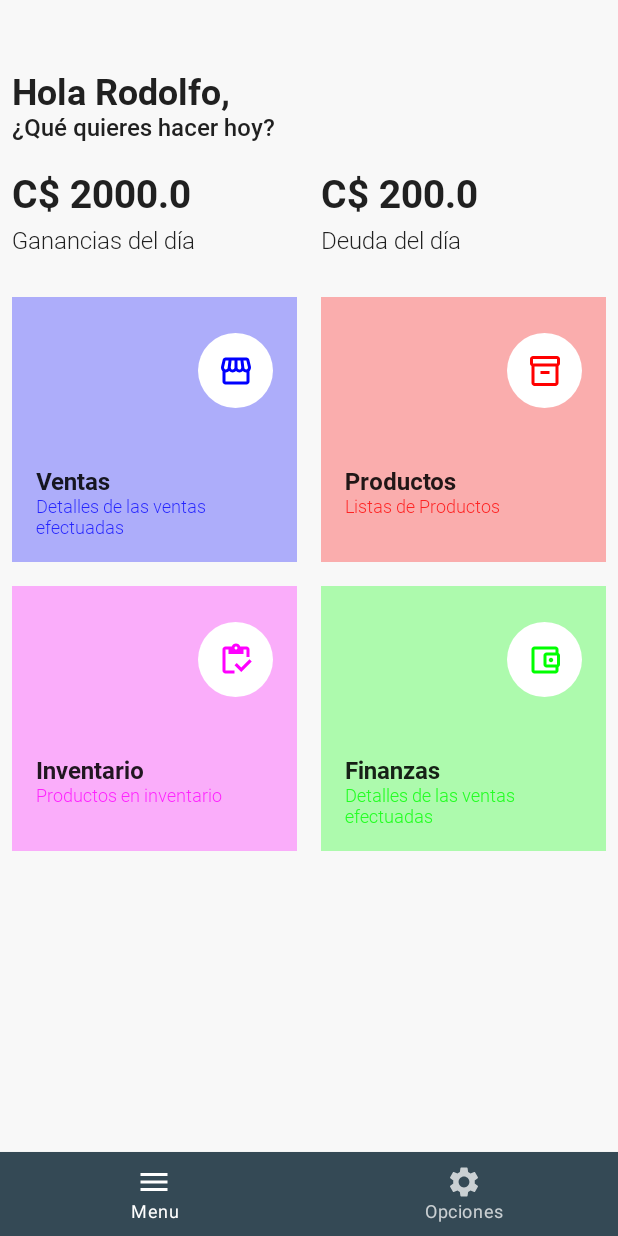
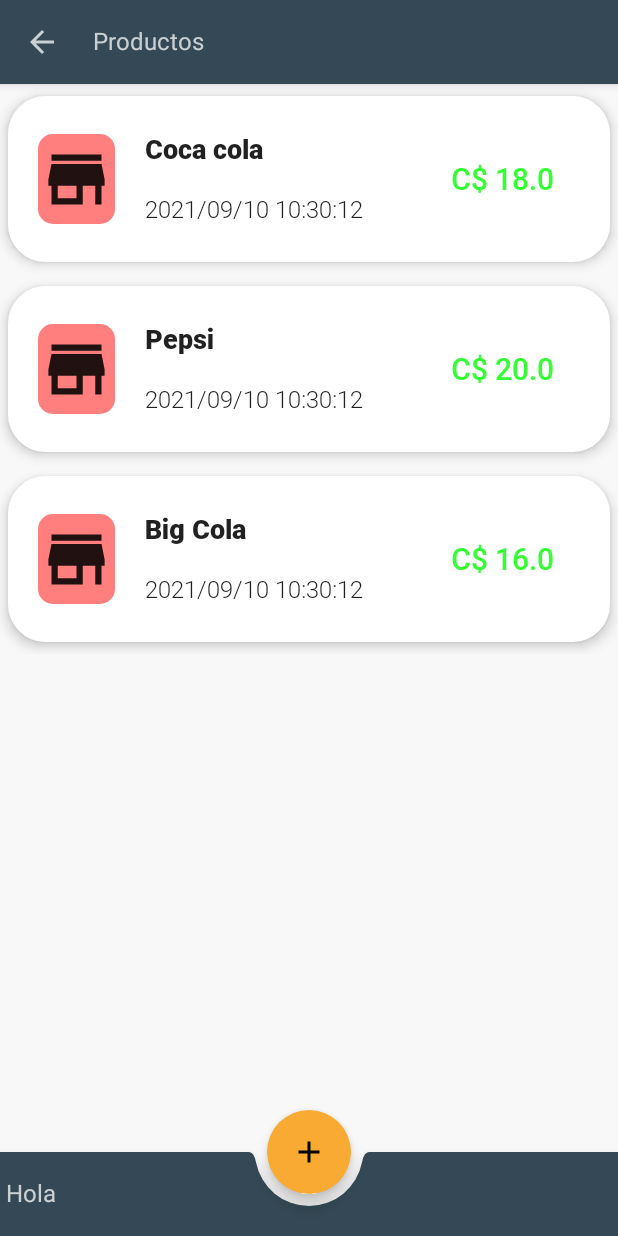
Before and after one commit to rag2310/MyPocketShop, an Android app built with Jetpack Compose: the screen it shows after launch (MainActivity), after a tap on "Productos", on a phone screen of 412 x 824 dp. Run offline under Robolectric (Android 15) with nearby library versions, the phone set to English and light mode, and no system bars; our stand-ins replace Dagger/Hilt's generated code, Room's generated code, livedata-compose.

Commit message:
Agregada la lista de proeuctos, ahora se agregara nuevos productos

```diff
--- a/app/src/main/AndroidManifest.xml
+++ b/app/src/main/AndroidManifest.xml
@@ -3,6 +3,7 @@
     package="com.rago.mypocketshop">
 
     <application
+        android:name=".MyPocketShopApplication"
         android:allowBackup="true"
         android:icon="@mipmap/ic_launcher"
         android:label="@string/app_name"
--- a/app/src/main/java/com/rago/mypocketshop/MainActivity.kt
+++ b/app/src/main/java/com/rago/mypocketshop/MainActivity.kt
@@ -3,16 +3,21 @@ package com.rago.mypocketshop
 import android.os.Bundle
 import androidx.activity.ComponentActivity
 import androidx.activity.compose.setContent
+import androidx.hilt.navigation.compose.hiltViewModel
 import androidx.navigation.compose.NavHost
 import androidx.navigation.compose.composable
 import androidx.navigation.compose.rememberNavController
 import com.rago.mypocketshop.ui.components.BottomBarLayout
 import com.rago.mypocketshop.ui.components.MainLayout
 import com.rago.mypocketshop.ui.screen.menu.MenuScreen
+import com.rago.mypocketshop.ui.screen.products.ProductsScreen
+import com.rago.mypocketshop.ui.screen.products.ProductsViewModel
 import com.rago.mypocketshop.ui.screen.settings.SettingsScreen
 import com.rago.mypocketshop.ui.screen.splash.SplashScreen
 import com.rago.mypocketshop.ui.utils.Screens
+import dagger.hilt.android.AndroidEntryPoint
 
+@AndroidEntryPoint
 class MainActivity : ComponentActivity() {
     override fun onCreate(savedInstanceState: Bundle?) {
         super.onCreate(savedInstanceState)
@@ -36,6 +41,13 @@ class MainActivity : ComponentActivity() {
                         SettingsScreen(navController = navController)
                     }
                 }
+
+                composable(route = Screens.Products.route) {
+                    val viewModel = hiltViewModel<ProductsViewModel>()
+                    MainLayout {
+                        ProductsScreen(navController = navController,viewModel = viewModel)
+                    }
+                }
             }
 
         }
--- /dev/null
+++ b/app/src/main/java/com/rago/mypocketshop/MyPocketShopApplication.kt
@@ -0,0 +1,7 @@
+package com.rago.mypocketshop
+
+import android.app.Application
+import dagger.hilt.android.HiltAndroidApp
+
+@HiltAndroidApp
+class MyPocketShopApplication : Application()
--- /dev/null
+++ b/app/src/main/java/com/rago/mypocketshop/data/database/AppDatabase.kt
@@ -0,0 +1,14 @@
+package com.rago.mypocketshop.data.database
+
+import androidx.room.Database
+import androidx.room.RoomDatabase
+import androidx.room.TypeConverters
+import com.rago.mypocketshop.data.database.converters.Converters
+import com.rago.mypocketshop.data.database.dao.ProductsDao
+import com.rago.mypocketshop.data.model.Products
+
+@Database(version = 1, entities = [Products::class])
+@TypeConverters(Converters::class)
+abstract class AppDatabase : RoomDatabase() {
+    abstract fun productsDao(): ProductsDao
+}
--- /dev/null
+++ b/app/src/main/java/com/rago/mypocketshop/data/database/converters/Converters.kt
@@ -0,0 +1,16 @@
+package com.rago.mypocketshop.data.database.converters
+
+import androidx.room.TypeConverter
+import java.util.*
+
+class Converters {
+    @TypeConverter
+    fun fromTimestamp(value: Long?): Date? {
+        return value?.let { Date(it) }
+    }
+
+    @TypeConverter
+    fun dateToTimestamp(date: Date?): Long? {
+        return date?.time?.toLong()
+    }
+}
--- /dev/null
+++ b/app/src/main/java/com/rago/mypocketshop/data/database/dao/ProductsDao.kt
@@ -0,0 +1,21 @@
+package com.rago.mypocketshop.data.database.dao
+
+import androidx.room.*
+import com.rago.mypocketshop.data.model.Products
+import kotlinx.coroutines.flow.Flow
+
+@Dao
+interface ProductsDao {
+
+    @Query("SELECT * FROM PRODUCTS")
+    fun getAll(): Flow<List<Products>>
+
+    @Insert(onConflict = OnConflictStrategy.REPLACE)
+    fun insertAll(vararg products: Products)
+
+    @Update
+    fun update(products: Products)
+
+    @Delete
+    fun delete(products: Products)
+}
--- /dev/null
+++ b/app/src/main/java/com/rago/mypocketshop/data/database/repository/ProductsRepository.kt
@@ -0,0 +1,27 @@
+package com.rago.mypocketshop.data.database.repository
+
+import androidx.annotation.WorkerThread
+import com.rago.mypocketshop.data.database.dao.ProductsDao
+import com.rago.mypocketshop.data.model.Products
+import kotlinx.coroutines.flow.Flow
+import javax.inject.Inject
+
+class ProductsRepository @Inject constructor(private val productsDao: ProductsDao) {
+
+    val allProducts: Flow<List<Products>> = productsDao.getAll()
+
+    @WorkerThread
+    suspend fun insert(products: Products) {
+        productsDao.insertAll(products)
+    }
+
+    @WorkerThread
+    suspend fun delete(products: Products) {
+        productsDao.delete(products)
+    }
+
+    @WorkerThread
+    suspend fun update(products: Products) {
+        productsDao.update(products)
+    }
+}
--- /dev/null
+++ b/app/src/main/java/com/rago/mypocketshop/data/model/Products.kt
@@ -0,0 +1,23 @@
+package com.rago.mypocketshop.data.model
+
+import androidx.room.ColumnInfo
+import androidx.room.Entity
+import androidx.room.PrimaryKey
+import java.util.*
+
+@Entity(tableName = "PRODUCTS")
+data class Products(
+
+    @PrimaryKey(autoGenerate = true)
+    @ColumnInfo(name = "ID_PRODUCT")
+    val idProduct: Long = 0L,
+
+    @ColumnInfo(name = "NAME")
+    var name: String,
+
+    @ColumnInfo(name = "PRICE")
+    var price: Double,
+
+    @ColumnInfo(name = "CREATION_DATE")
+    var creationDate: Date
+)
--- /dev/null
+++ b/app/src/main/java/com/rago/mypocketshop/di/AppModule.kt
@@ -0,0 +1,11 @@
+package com.rago.mypocketshop.di
+
+import dagger.Module
+import dagger.hilt.InstallIn
+import javax.inject.Singleton
+
+/*
+@InstallIn(Singleton::class)
+@Module
+object AppModule {
+}*/
--- /dev/null
+++ b/app/src/main/java/com/rago/mypocketshop/di/DatabaseModule.kt
@@ -0,0 +1,72 @@
+package com.rago.mypocketshop.di
+
+import android.content.Context
+import androidx.room.CoroutinesRoom
+import androidx.room.Room
+import androidx.room.RoomDatabase
+import androidx.sqlite.db.SupportSQLiteDatabase
+import com.rago.mypocketshop.data.database.AppDatabase
+import com.rago.mypocketshop.data.database.dao.ProductsDao
+import com.rago.mypocketshop.data.model.Products
+import dagger.Lazy
+import dagger.Module
+import dagger.Provides
+import dagger.hilt.InstallIn
+import dagger.hilt.android.qualifiers.ApplicationContext
+import dagger.hilt.components.SingletonComponent
+import kotlinx.coroutines.CoroutineScope
+import kotlinx.coroutines.SupervisorJob
+import kotlinx.coroutines.launch
+import java.util.*
+import javax.inject.Singleton
+
+@InstallIn(SingletonComponent::class)
+@Module
+object DatabaseModule {
+
+    @Provides
+    @Singleton
+    fun provideDatabase(
+        @ApplicationContext appContext: Context,
+        productsDaoProvider: Lazy<ProductsDao>
+    ) = Room.databaseBuilder(
+        appContext,
+        AppDatabase::class.java,
+        "MYPOCKECTSHOP.db"
+    )
+        .addCallback(
+            object : RoomDatabase.Callback() {
+                override fun onCreate(db: SupportSQLiteDatabase) {
+                    super.onCreate(db)
+                    val scope = CoroutineScope(SupervisorJob())
+                    scope.launch {
+                        val products = Products(
+                            name = "Coca cola",
+                            price = 18.0,
+                            creationDate = Calendar.getInstance().time
+                        )
+
+                        val products2 = Products(
+                            name = "Pepsi",
+                            price = 20.0,
+                            creationDate = Calendar.getInstance().time
+                        )
+
+                        val products3 = Products(
+                            name = "Big Cola",
+                            price = 16.0,
+                            creationDate = Calendar.getInstance().time
+                        )
+
+
+                        productsDaoProvider.get().insertAll(products)
+                        productsDaoProvider.get().insertAll(products2)
+                        productsDaoProvider.get().insertAll(products3)
+                    }
+                }
+            }
+        ).build()
+
+    @Provides
+    fun provideProductsDao(database: AppDatabase): ProductsDao = database.productsDao()
+}
--- /dev/null
+++ b/app/src/main/java/com/rago/mypocketshop/ui/components/ScaffoldTopBar.kt
@@ -0,0 +1,38 @@
+package com.rago.mypocketshop.ui.components
+
+import androidx.compose.foundation.layout.Row
+import androidx.compose.foundation.layout.fillMaxSize
+import androidx.compose.foundation.layout.padding
+import androidx.compose.material.*
+import androidx.compose.material.icons.Icons
+import androidx.compose.material.icons.filled.ArrowBack
+import androidx.compose.runtime.Composable
+import androidx.compose.ui.Alignment
+import androidx.compose.ui.Modifier
+import androidx.compose.ui.unit.dp
+import androidx.navigation.NavController
+import androidx.navigation.NavHostController
+
+@Composable
+fun ScaffoldTopBar(
+    title: String,
+    navController: NavController,
+    content: @Composable () -> Unit,
+) {
+    Scaffold(topBar = {
+        TopAppBar {
+            Row(
+                modifier = Modifier
+                    .fillMaxSize(),
+                verticalAlignment = Alignment.CenterVertically
+            ) {
+                IconButton(onClick = { navController.popBackStack() }) {
+                    Icon(imageVector = Icons.Filled.ArrowBack, contentDescription = null)
+                }
+                Text(title, modifier = Modifier.padding(start = 10.dp))
+            }
+        }
+    }) {
+        content()
+    }
+}
--- a/app/src/main/java/com/rago/mypocketshop/ui/screen/menu/MenuScreen.kt
+++ b/app/src/main/java/com/rago/mypocketshop/ui/screen/menu/MenuScreen.kt
@@ -19,15 +19,15 @@ import androidx.navigation.NavController
 import com.rago.mypocketshop.R
 import com.rago.mypocketshop.ui.screen.menu.components.MenuItem
 import com.rago.mypocketshop.ui.utils.Currency
+import com.rago.mypocketshop.ui.utils.Screens
 
 @Composable
 fun MenuScreen(navController: NavController) {
-    MenuContent()
+    MenuContent(navController = navController)
 }
 
-@Preview(showBackground = true)
 @Composable
-fun MenuContent() {
+fun MenuContent(navController: NavController) {
 
     val earnings = 2000.0
     val debt = 200.0
@@ -100,6 +100,7 @@ fun MenuContent() {
                 subTitle = "Listas de Productos",
                 onClick = {
                     println("Productos")
+                    navController.navigate(Screens.Products.route)
                 },
                 color = Color.Red,
                 icon = Icons.Outlined.Inventory2
--- /dev/null
+++ b/app/src/main/java/com/rago/mypocketshop/ui/screen/products/ProductsScreen.kt
@@ -0,0 +1,189 @@
+package com.rago.mypocketshop.ui.screen.products
+
+import androidx.compose.foundation.background
+import androidx.compose.foundation.layout.*
+import androidx.compose.foundation.lazy.LazyColumn
+import androidx.compose.foundation.lazy.items
+import androidx.compose.foundation.shape.CircleShape
+import androidx.compose.foundation.shape.RoundedCornerShape
+import androidx.compose.material.*
+import androidx.compose.material.icons.Icons
+import androidx.compose.material.icons.filled.Add
+import androidx.compose.material.icons.filled.ArrowBack
+import androidx.compose.material.icons.filled.Store
+import androidx.compose.runtime.Composable
+import androidx.compose.runtime.getValue
+import androidx.compose.runtime.livedata.observeAsState
+import androidx.compose.ui.Alignment
+import androidx.compose.ui.Modifier
+import androidx.compose.ui.draw.clip
+import androidx.compose.ui.graphics.Color
+import androidx.compose.ui.text.font.Font
+import androidx.compose.ui.text.font.FontFamily
+import androidx.compose.ui.tooling.preview.Preview
+import androidx.compose.ui.unit.dp
+import androidx.compose.ui.unit.sp
+import androidx.navigation.NavController
+import com.rago.mypocketshop.R
+import com.rago.mypocketshop.data.model.Products
+import com.rago.mypocketshop.ui.components.ScaffoldTopBar
+import java.text.SimpleDateFormat
+import java.util.*
+
+val list = listOf(
+    Products(
+        name = "Agua Embotellada",
+        price = 25.0,
+        creationDate = Calendar.getInstance().time
+    ),
+    Products(
+        name = "Coca cola",
+        price = 18.0,
+        creationDate = Calendar.getInstance().time
+    ), Products(
+        name = "Pepsi",
+        price = 20.0,
+        creationDate = Calendar.getInstance().time
+    ), Products(
+        name = "Big Cola",
+        price = 16.0,
+        creationDate = Calendar.getInstance().time
+    )
+)
+
+@Composable
+fun ProductsScreen(navController: NavController, viewModel: ProductsViewModel) {
+    val listProducts by viewModel.getAllProducts.observeAsState()
+    /*ScaffoldTopBar(title = "Productos", navController = navController) {
+        ProductsContent(listProducts = listProducts)
+    }*/
+    Scaffold(
+        topBar = {
+            TopAppBar {
+                Row(
+                    modifier = Modifier
+                        .fillMaxSize(),
+                    verticalAlignment = Alignment.CenterVertically
+                ) {
+                    IconButton(
+                        onClick = { navController.popBackStack() }
+                    ) {
+                        Icon(
+                            imageVector = Icons.Filled.ArrowBack,
+                            contentDescription = null
+                        )
+                    }
+                    Text(
+                        "Productos",
+                        modifier = Modifier.padding(start = 10.dp)
+                    )
+                }
+            }
+        },
+        floatingActionButton = {
+            FloatingActionButton(onClick = { println("Add") }) {
+                Icon(Icons.Filled.Add, contentDescription = null)
+            }
+        },
+        floatingActionButtonPosition = FabPosition.Center,
+        isFloatingActionButtonDocked = true,
+        bottomBar = {
+            BottomAppBar(cutoutShape = CircleShape) {
+                Text(text = "Hola")
+            }
+        }) {
+        ProductsContent(listProducts = listProducts)
+    }
+}
+
+@Preview(showBackground = true)
+@Composable
+private fun ProductsContent(listProducts: List<Products>? = list) {
+    Column(
+        modifier = Modifier.fillMaxSize()
+    ) {
+        if (listProducts != null) {
+            LazyColumn {
+                items(listProducts) { product ->
+                    ProductsRow(product = product)
+                }
+            }
+        } else {
+            Box(Modifier.fillMaxSize()) {
+                CircularProgressIndicator(modifier = Modifier.align(Alignment.Center))
+            }
+        }
+    }
+}
+
+@Preview(showBackground = true)
+@Composable
+private fun ProductsRow(product: Products = list[0]) {
+    val dateFormat = SimpleDateFormat("yyyy/MM/dd HH:mm:ss", Locale.ENGLISH)
+    val formattedDate = dateFormat.format(product.creationDate.time)
+    Card(
+        modifier = Modifier
+            .fillMaxWidth()
+            .padding(vertical = 8.dp, horizontal = 5.dp),
+        shape = RoundedCornerShape(25.dp),
+        elevation = 5.dp
+    ) {
+        Row(
+            Modifier
+                .fillMaxWidth()
+                .height(IntrinsicSize.Max)
+                .padding(horizontal = 20.dp, vertical = 25.dp),
+            horizontalArrangement = Arrangement.Center
+        ) {
+            Box(
+                Modifier
+                    .size(60.dp)
+                    .clip(RoundedCornerShape(10.dp))
+                    .weight(1f)
+                    .background(Color.Red.copy(alpha = 0.5f))
+            ) {
+                Icon(
+                    Icons.Filled.Store, contentDescription = null, modifier = Modifier
+                        .align(
+                            Alignment.Center
+                        )
+                        .size(50.dp)
+                )
+            }
+            Column(
+                modifier = Modifier
+                    .fillMaxHeight()
+                    .weight(4f)
+                    .fillMaxWidth()
+                    .padding(horizontal = 20.dp),
+                verticalArrangement = Arrangement.SpaceBetween
+            ) {
+                Text(
+                    modifier = Modifier.fillMaxWidth(),
+                    text = product.name,
+                    fontFamily = FontFamily(Font(R.font.roboto_black)),
+                    fontSize = 18.sp, maxLines = 1
+                )
+                Text(
+                    modifier = Modifier.fillMaxWidth(),
+                    text = formattedDate,
+                    fontFamily = FontFamily(Font(R.font.roboto_light))
+                )
+            }
+            Column(
+                Modifier
+                    .fillMaxHeight()
+                    .weight(2f),
+                verticalArrangement = Arrangement.Center,
+                horizontalAlignment = Alignment.CenterHorizontally
+            ) {
+                Text(
+                    text = "C$ ${product.price}",
+                    fontFamily = FontFamily(Font(R.font.roboto_medium)),
+                    fontSize = 20.sp,
+                    color = Color.Green.copy(alpha = 0.8f)
+                )
+            }
+        }
+    }
+}
--- /dev/null
+++ b/app/src/main/java/com/rago/mypocketshop/ui/screen/products/ProductsViewModel.kt
@@ -0,0 +1,31 @@
+package com.rago.mypocketshop.ui.screen.products
+
+import androidx.lifecycle.LiveData
+import androidx.lifecycle.ViewModel
+import androidx.lifecycle.asLiveData
+import androidx.lifecycle.viewModelScope
+import com.rago.mypocketshop.data.database.repository.ProductsRepository
+import com.rago.mypocketshop.data.model.Products
+import dagger.hilt.android.lifecycle.HiltViewModel
+import kotlinx.coroutines.Dispatchers
+import kotlinx.coroutines.launch
+import java.util.*
+import javax.inject.Inject
+
+@HiltViewModel
+class ProductsViewModel @Inject constructor(private val repository: ProductsRepository) :
+    ViewModel() {
+
+    val getAllProducts: LiveData<List<Products>> = repository.allProducts.asLiveData()
+
+    fun insertDefault() {
+        viewModelScope.launch(Dispatchers.IO) {
+            val products = Products(
+                name = "Agua Embotellada",
+                price = 25.0,
+                creationDate = Calendar.getInstance().time
+            )
+            repository.insert(products)
+        }
+    }
+}
--- a/app/src/main/java/com/rago/mypocketshop/ui/screen/splash/SplashScreen.kt
+++ b/app/src/main/java/com/rago/mypocketshop/ui/screen/splash/SplashScreen.kt
@@ -14,18 +14,14 @@ import com.rago.mypocketshop.BuildConfig
 import com.rago.mypocketshop.R
 import com.rago.mypocketshop.ui.components.MainTitle
 import com.rago.mypocketshop.ui.components.SubTitle
-import kotlinx.coroutines.Dispatchers
-import kotlinx.coroutines.GlobalScope
-import kotlinx.coroutines.delay
-import kotlinx.coroutines.launch
+import kotlinx.coroutines.*
 
 @SuppressLint("CoroutineCreationDuringComposition")
 @Composable
 fun SplashScreen(navController: NavController) {
     ScreenContent()
 
-
-    GlobalScope.launch(Dispatchers.Main) {
+    CoroutineScope(Dispatchers.Main).launch{
         delay(1000)
         navController.popBackStack()
         navController.navigate("menu")
--- a/build.gradle
+++ b/build.gradle
@@ -2,6 +2,8 @@
 buildscript {
     ext {
         compose_version = '1.0.2'
+        room_version = '2.3.0'
+        hilt_version = '2.38.1'
     }
     repositories {
         google()
@@ -10,6 +12,7 @@ buildscript {
     dependencies {
         classpath "com.android.tools.build:gradle:7.0.2"
         classpath "org.jetbrains.kotlin:kotlin-gradle-plugin:1.5.21"
+        classpath "com.google.dagger:hilt-android-gradle-plugin:$hilt_version"
 
         // NOTE: Do not place your application dependencies here; they belong
         // in the individual module build.gradle files
```
Also changed, not shown: app/build.gradle (+27 -1 lines), 1 other file.
